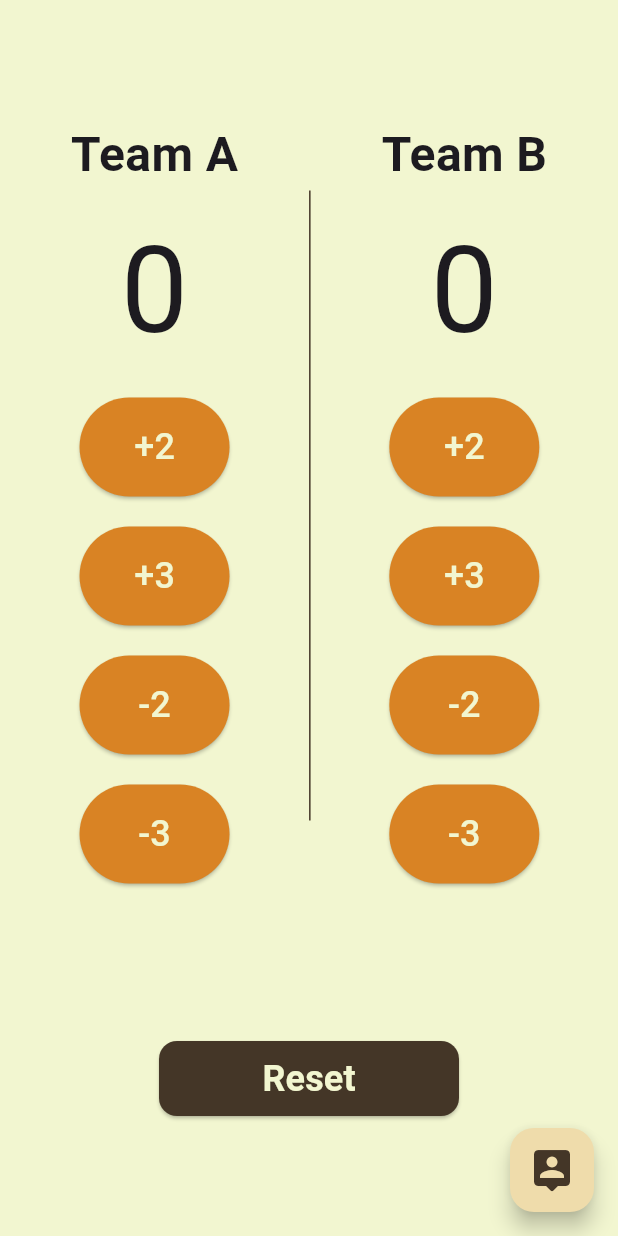
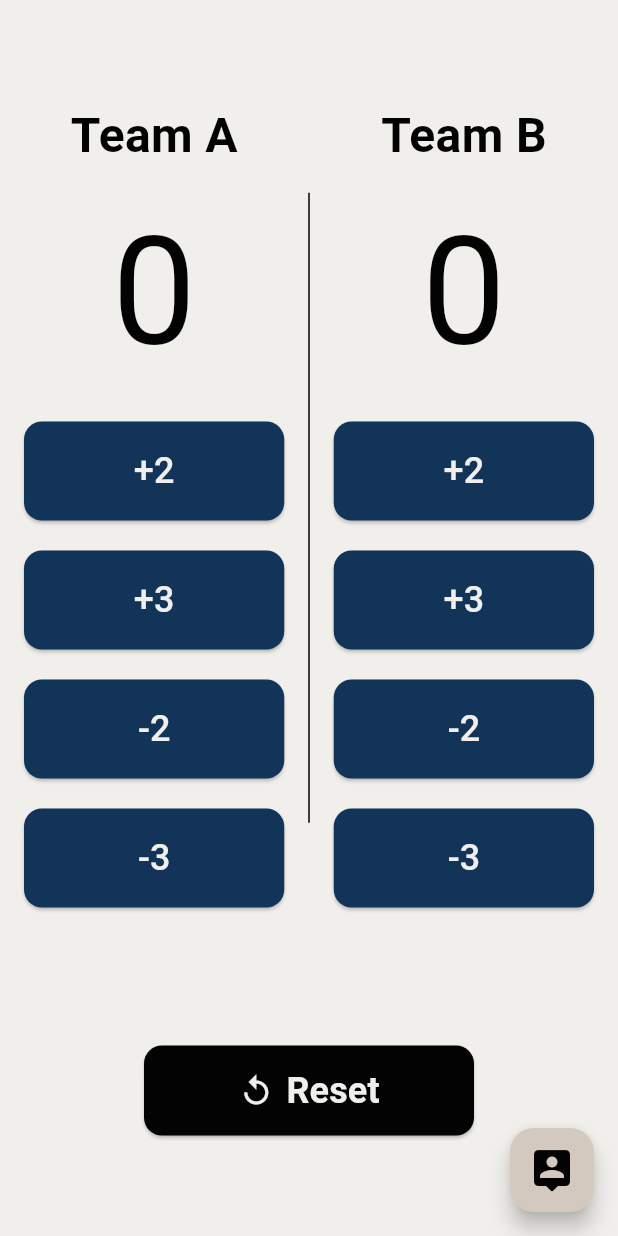
Before and after one commit to Moamen771/Depi-Flutter-Sessions, a Flutter app: the screen it shows after launch, on a phone screen of 412 x 824 dp. Run offline on Flutter 3.47's test engine with Material 3 defaults, Android fonts, the phone set to English and light mode, and no system bars; our stand-ins replace introduction_screen.

Commit message:
adding final screens,data model and changing colors

```diff
--- a/lib/colors/my_colors.dart
+++ b/lib/colors/my_colors.dart
@@ -2,8 +2,8 @@ import 'dart:ui';
 
 class MyColors {
   //ToDo: BasketBall App
-  static final lighterColor = Color(0xFFF2F6D0);
-  static final lightColor = Color(0xFFEFDCAB);
-  static final darkColor = Color(0xFFD98324);
-  static final darkerColor = Color(0xFF443627);
+  static final lighterColor = Color(0xFFF1EFEC);
+  static final lightColor = Color(0xFFD4C9BE);
+  static final darkColor = Color(0xFF123458);
+  static final darkerColor = Color(0xFF030303);
 }
--- a/lib/flutter tasks/task27/screens/basketball_home_screen.dart
+++ b/lib/flutter tasks/task27/screens/basketball_home_screen.dart
@@ -1,5 +1,6 @@
 import 'package:flutter/material.dart';
 import 'package:fluttersessions/colors/my_colors.dart';
+import 'package:fluttersessions/flutter%20tasks/task27/screens/show_players_screen.dart';
 import 'package:fluttersessions/flutter%20tasks/task27/widgets/points_button.dart';
 
 class BasketballHomeScreen extends StatefulWidget {
@@ -24,18 +25,23 @@ class _BasketballHomeScreenState extends State<BasketballHomeScreen> {
           Row(
             mainAxisAlignment: MainAxisAlignment.spaceEvenly,
             children: [
-              Column(
+              Expanded(
+                child: Column(
                   spacing: 10,
                   children: [
                     Text(
                       'Team A',
-                    style: TextStyle(fontSize: 32, fontWeight: FontWeight.bold),
+                      style: TextStyle(
+                          color: MyColors.darkerColor,
+                          fontSize: 32,
+                          fontWeight: FontWeight.bold),
                     ),
                     FittedBox(
                       child: Text(
                         teamAScore.toString(),
                         style: TextStyle(
-                        fontSize: 80,
+                          color: MyColors.darkerColor,
+                          fontSize: 100,
                         ),
                       ),
                     ),
@@ -77,6 +83,7 @@ class _BasketballHomeScreenState extends State<BasketballHomeScreen> {
                     ),
                   ],
                 ),
+              ),
               SizedBox(
                 height: 420,
                 child: VerticalDivider(
@@ -84,18 +91,23 @@ class _BasketballHomeScreenState extends State<BasketballHomeScreen> {
                   color: MyColors.darkerColor,
                 ),
               ),
-              Column(
+              Expanded(
+                child: Column(
                   spacing: 10,
                   children: [
                     Text(
                       'Team B',
-                    style: TextStyle(fontSize: 32, fontWeight: FontWeight.bold),
+                      style: TextStyle(
+                          color: MyColors.darkerColor,
+                          fontSize: 32,
+                          fontWeight: FontWeight.bold),
                     ),
                     FittedBox(
                       child: Text(
                         teamBScore.toString(),
                         style: TextStyle(
-                        fontSize: 80,
+                          color: MyColors.darkerColor,
+                          fontSize: 100,
                         ),
                       ),
                     ),
@@ -137,9 +149,10 @@ class _BasketballHomeScreenState extends State<BasketballHomeScreen> {
                     ),
                   ],
                 ),
+              ),
             ],
           ),
-          ElevatedButton(
+          ElevatedButton.icon(
             onPressed: () {
               setState(() {
                 teamAScore = 0;
@@ -150,12 +163,17 @@ class _BasketballHomeScreenState extends State<BasketballHomeScreen> {
               backgroundColor: MyColors.darkerColor,
               foregroundColor: MyColors.lighterColor,
               padding: EdgeInsets.symmetric(horizontal: 16, vertical: 8),
-              minimumSize: Size(200, 50),
+              minimumSize: Size(220, 60),
               shape: RoundedRectangleBorder(
                 borderRadius: BorderRadius.circular(12),
               ),
             ),
-            child: Text(
+            icon: Icon(
+              Icons.replay,
+              size: 24,
+              color: MyColors.lighterColor,
+            ),
+            label: Text(
               'Reset',
               style: TextStyle(fontSize: 24, fontWeight: FontWeight.bold),
             ),
@@ -163,7 +181,11 @@ class _BasketballHomeScreenState extends State<BasketballHomeScreen> {
         ],
       ),
       floatingActionButton: FloatingActionButton(
-        onPressed: () {},
+        onPressed: () => Navigator.push(
+            context,
+            MaterialPageRoute(
+              builder: (context) => ShowPlayersScreen(),
+            )),
         backgroundColor: MyColors.lightColor,
         foregroundColor: MyColors.darkerColor,
         child: Icon(
--- a/lib/flutter tasks/task27/widgets/points_button.dart
+++ b/lib/flutter tasks/task27/widgets/points_button.dart
@@ -14,14 +14,18 @@ class PointsButton extends StatelessWidget {
   @override
   Widget build(BuildContext context) {
     return Padding(
-      padding: const EdgeInsets.all(5.0),
+      padding: const EdgeInsets.symmetric(horizontal: 16, vertical: 5),
       child: ElevatedButton(
         onPressed: onPressed,
         style: ElevatedButton.styleFrom(
-            backgroundColor: MyColors.darkColor,
-            foregroundColor: MyColors.lighterColor,
-            padding: EdgeInsets.all(16),
-            minimumSize: Size(100, 50)),
+          backgroundColor: MyColors.darkColor,
+          foregroundColor: MyColors.lighterColor,
+          padding: EdgeInsets.all(16),
+          shape: RoundedRectangleBorder(
+            borderRadius: BorderRadius.circular(12),
+          ),
+          minimumSize: Size.fromHeight(50),
+        ),
         child: Text(
           txt,
           style: TextStyle(fontSize: 24),
--- a/lib/main.dart
+++ b/lib/main.dart
@@ -13,7 +13,7 @@ class MyApp extends StatelessWidget {
   Widget build(BuildContext context) {
     return MaterialApp(
       debugShowCheckedModeBanner: false,
-      home: SplashScreen(),
+      home: BasketballHomeScreen(),
     );
   }
 }
```
Also changed, not shown: lib/flutter tasks/task27/models/player.dart (+118 -1 lines), lib/flutter tasks/task27/screens/on_boarding_screen.dart (+70 -0 lines), lib/flutter tasks/task27/screens/player_info_screen.dart (+107 -0 lines), lib/flutter tasks/task27/screens/show_players_screen.dart (+32 -0 lines), lib/flutter tasks/task27/screens/splash_screen.dart (+7 -5 lines), lib/flutter tasks/task27/widgets/onboarding_page.dart (added, +25 -0 lines), lib/flutter tasks/task27/widgets/player_card.dart (added, +75 -0 lines), assets/basketball/basketball-orange-logo.png (deleted), assets/basketball/basketball_logo.png (added), assets/basketball/onBoarding_img_1.png (added), assets/basketball/onBoarding_img_2.png (added), assets/basketball/onBoarding_img_3.png (added), assets/basketball/undraw_basketball_40ga.png (deleted), assets/basketball/undraw_game-day_m63l.png (deleted), 1 more files. Lines whose indentation alone changed are shown as unchanged.
